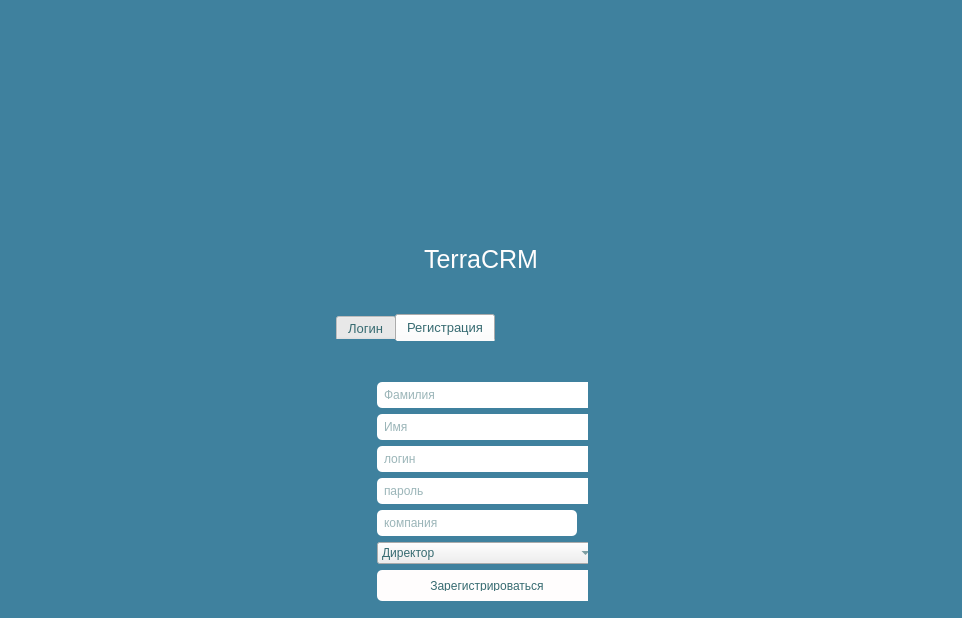
Before: the Qt Designer form LoginWindow.ui in Barnaga/TerraCRM, drawn with Qt 5.
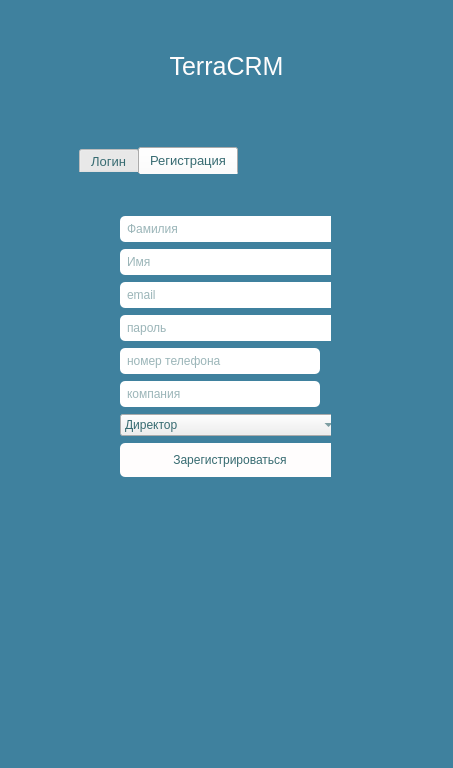
After: the same form once the commit is applied. The open tabs and pages were chosen to show the change.

```diff
--- a/LoginWindow.ui
+++ b/LoginWindow.ui
@@ -6,10 +6,22 @@
    <rect>
     <x>0</x>
     <y>0</y>
-    <width>962</width>
-    <height>618</height>
+    <width>453</width>
+    <height>768</height>
    </rect>
   </property>
+  <property name="sizePolicy">
+   <sizepolicy hsizetype="Maximum" vsizetype="Maximum">
+    <horstretch>0</horstretch>
+    <verstretch>0</verstretch>
+   </sizepolicy>
+  </property>
+  <property name="maximumSize">
+   <size>
+    <width>1920</width>
+    <height>1080</height>
+   </size>
+  </property>
   <property name="windowTitle">
    <string>LoginWindow</string>
   </property>
@@ -70,52 +82,27 @@
      <height>1080</height>
     </size>
    </property>
-   <layout class="QGridLayout" name="gridLayout">
-    <property name="leftMargin">
-     <number>0</number>
+   <layout class="QVBoxLayout" name="verticalLayout_4">
+    <property name="sizeConstraint">
+     <enum>QLayout::SizeConstraint::SetMaximumSize</enum>
     </property>
-    <property name="topMargin">
-     <number>0</number>
-    </property>
-    <property name="rightMargin">
-     <number>0</number>
-    </property>
-    <property name="bottomMargin">
-     <number>0</number>
-    </property>
-    <item row="0" column="0">
-     <spacer name="horizontalSpacer_2">
-      <property name="orientation">
-       <enum>Qt::Orientation::Horizontal</enum>
-      </property>
-      <property name="sizeHint" stdset="0">
-       <size>
-        <width>40</width>
-        <height>20</height>
-       </size>
-      </property>
-     </spacer>
-    </item>
-    <item row="0" column="1">
-     <layout class="QVBoxLayout" name="verticalLayout_4">
-      <property name="spacing">
-       <number>0</number>
-      </property>
+    <item>
+     <layout class="QVBoxLayout" name="verticalLayout_3">
       <property name="sizeConstraint">
-       <enum>QLayout::SizeConstraint::SetFixedSize</enum>
+       <enum>QLayout::SizeConstraint::SetMaximumSize</enum>
       </property>
       <item>
-       <spacer name="verticalSpacer">
+       <spacer name="verticalSpacer_2">
         <property name="orientation">
          <enum>Qt::Orientation::Vertical</enum>
         </property>
         <property name="sizeType">
-         <enum>QSizePolicy::Policy::Maximum</enum>
+         <enum>QSizePolicy::Policy::Fixed</enum>
         </property>
         <property name="sizeHint" stdset="0">
          <size>
           <width>20</width>
-          <height>240</height>
+          <height>40</height>
          </size>
         </property>
        </spacer>
@@ -136,7 +123,7 @@
         </property>
         <property name="maximumSize">
          <size>
-          <width>300</width>
+          <width>1920</width>
           <height>30</height>
          </size>
         </property>
@@ -149,25 +136,25 @@
        </widget>
       </item>
       <item>
-       <spacer name="verticalSpacer_2">
+       <spacer name="verticalSpacer">
         <property name="orientation">
          <enum>Qt::Orientation::Vertical</enum>
         </property>
         <property name="sizeType">
-         <enum>QSizePolicy::Policy::Maximum</enum>
+         <enum>QSizePolicy::Policy::Fixed</enum>
         </property>
         <property name="sizeHint" stdset="0">
          <size>
           <width>20</width>
-          <height>40</height>
+          <height>60</height>
          </size>
         </property>
        </spacer>
       </item>
-      <item>
+      <item alignment="Qt::AlignmentFlag::AlignHCenter|Qt::AlignmentFlag::AlignVCenter">
        <widget class="QTabWidget" name="tabWidget">
         <property name="sizePolicy">
-         <sizepolicy hsizetype="Minimum" vsizetype="Minimum">
+         <sizepolicy hsizetype="Maximum" vsizetype="Maximum">
           <horstretch>0</horstretch>
           <verstretch>0</verstretch>
          </sizepolicy>
@@ -175,13 +162,13 @@
         <property name="minimumSize">
          <size>
           <width>300</width>
-          <height>300</height>
+          <height>600</height>
          </size>
         </property>
         <property name="maximumSize">
          <size>
-          <width>300</width>
-          <height>300</height>
+          <width>900</width>
+          <height>1100</height>
          </size>
         </property>
         <property name="font">
@@ -309,15 +296,21 @@
         </widget>
         <widget class="QWidget" name="reg">
          <property name="sizePolicy">
-          <sizepolicy hsizetype="Expanding" vsizetype="Expanding">
+          <sizepolicy hsizetype="Preferred" vsizetype="Preferred">
            <horstretch>0</horstretch>
            <verstretch>0</verstretch>
           </sizepolicy>
          </property>
-         <property name="maximumSize">
+         <property name="minimumSize">
           <size>
            <width>300</width>
-           <height>300</height>
+           <height>600</height>
+          </size>
+         </property>
+         <property name="maximumSize">
+          <size>
+           <width>900</width>
+           <height>700</height>
           </size>
          </property>
          <attribute name="title">
@@ -329,7 +322,7 @@
             <x>35</x>
             <y>30</y>
             <width>222</width>
-            <height>241</height>
+            <height>291</height>
            </rect>
           </property>
           <layout class="QVBoxLayout" name="verticalLayout_2">
@@ -398,7 +391,7 @@
               </size>
              </property>
              <property name="placeholderText">
-              <string>логин</string>
+              <string>email</string>
              </property>
             </widget>
            </item>
@@ -421,6 +414,13 @@
              </property>
             </widget>
            </item>
+           <item>
+            <widget class="QLineEdit" name="phoneEdit">
+             <property name="placeholderText">
+              <string>номер телефона</string>
+             </property>
+            </widget>
+           </item>
            <item>
             <widget class="QLineEdit" name="companyEdit">
              <property name="placeholderText">
@@ -474,19 +474,6 @@
              </item>
             </widget>
            </item>
-           <item>
-            <spacer name="verticalSpacer_4">
-             <property name="orientation">
-              <enum>Qt::Orientation::Vertical</enum>
-             </property>
-             <property name="sizeHint" stdset="0">
-              <size>
-               <width>20</width>
-               <height>40</height>
-              </size>
-             </property>
-            </spacer>
-           </item>
            <item>
             <widget class="QPushButton" name="registerBtn">
              <property name="sizePolicy">
@@ -513,19 +500,6 @@
       </item>
      </layout>
     </item>
-    <item row="0" column="2">
-     <spacer name="horizontalSpacer">
-      <property name="orientation">
-       <enum>Qt::Orientation::Horizontal</enum>
-      </property>
-      <property name="sizeHint" stdset="0">
-       <size>
-        <width>40</width>
-        <height>20</height>
-       </size>
-      </property>
-     </spacer>
-    </item>
    </layout>
   </widget>
  </widget>
```
Left out of the diff: 39 changed lines with no effect on the pictures.
